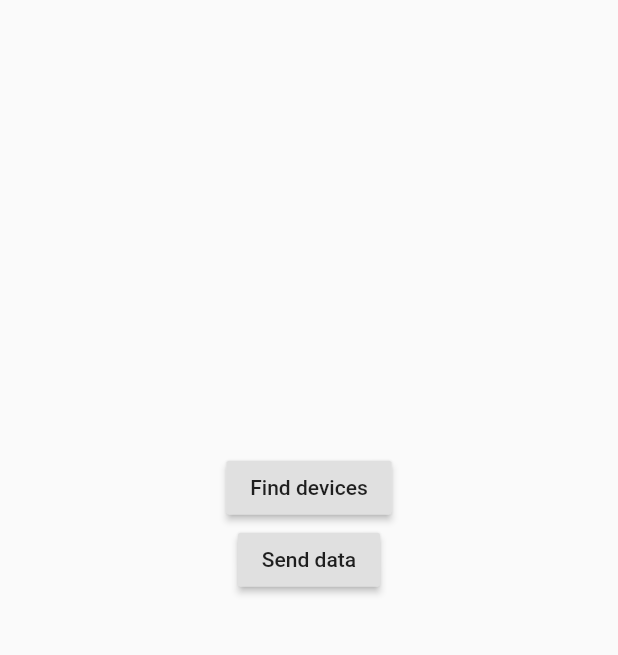
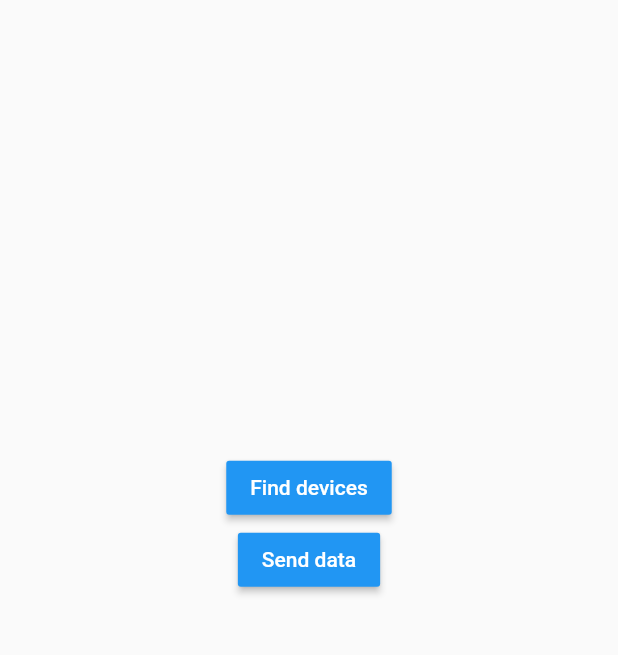
Before and after one commit to Abi2737/FlutterBluetooth, a Flutter app: the screen it shows after launch, on a phone screen of 412 x 824 dp, the part 212-867 px from its top. Run offline on Flutter 3.47's test engine with Material 2 defaults, Android fonts, the phone set to English and light mode, and no system bars; our stand-ins replace flutter_blue, flutter_spinkit.

Commit message:
styled buttons

```diff
--- a/lib/pages/HomePage.dart
+++ b/lib/pages/HomePage.dart
@@ -33,19 +33,25 @@ class HomePage extends StatelessWidget {
                 crossAxisAlignment: CrossAxisAlignment.center,
                 children: <Widget>[
                   RaisedButton(
-                    onPressed: () {
-                      Navigator.of(context).push(MaterialPageRoute(
-                          builder: (context) => FindDevicesPage()));
-                    },
                     child: const Text('Find devices'),
+                    color: Colors.blue,
+                    textColor: Colors.white,
+                    onPressed: state != BluetoothState.on
+                        ? null
+                        : () {
+                            Navigator.of(context).push(MaterialPageRoute(
+                                builder: (context) => FindDevicesPage()));
+                          },
                   ),
                   RaisedButton(
+                    child: const Text('Send data'),
+                    color: Colors.blue,
+                    textColor: Colors.white,
                     onPressed: state != BluetoothState.on
                         ? null
                         : () {
 //                            Navigator.of(context).push(MaterialPageRoute(builder: (context) => SendData()))
                           },
-                    child: const Text('Send data'),
                   ),
                 ],
               ),
--- a/lib/widgets/ConnectedDeviceTile.dart
+++ b/lib/widgets/ConnectedDeviceTile.dart
@@ -50,6 +50,7 @@ class _ConnectedDeviceTileState extends State<ConnectedDeviceTile> {
       return RaisedButton(
         child: Text("SELECT"),
         color: Colors.blue,
+        textColor: Colors.white,
         onPressed: widget.onSelect,
       );
     }
@@ -62,6 +63,7 @@ class _ConnectedDeviceTileState extends State<ConnectedDeviceTile> {
     if (_deviceState == BluetoothDeviceState.connected) {
       secondWidget = RaisedButton(
         child: Text("OPEN"),
+        textColor: Colors.white,
         color: Colors.green[300],
         onPressed: widget.onOpen,
       );
@@ -77,6 +79,7 @@ class _ConnectedDeviceTileState extends State<ConnectedDeviceTile> {
           RaisedButton(
             child: Text("DISCONNECT"),
             color: Colors.red[300],
+            textColor: Colors.white,
             onPressed: widget.onDisconnect,
           ),
           secondWidget
```
